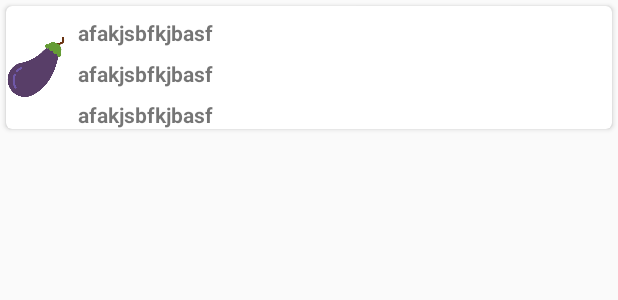
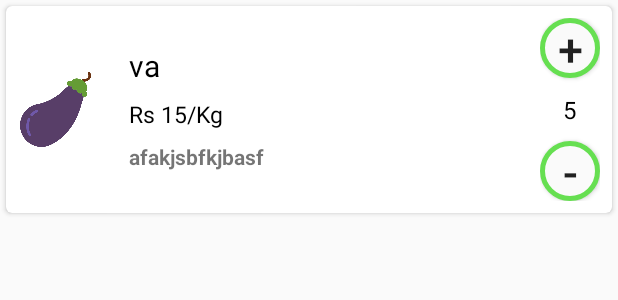
Before and after one commit to ashishrawat2911/Android-GlocalFarm, an Android app: the layout categories_item.xml on its own in the app's theme, with its tools: preview values and no code run, on a phone screen of 412 x 824 dp. Shown: the top 300 px of the screen. Run offline under Robolectric (Android 15) with nearby library versions, the phone set to English and light mode, and no system bars.

Commit message:
added categories info layout

```diff
--- a/app/build.gradle
+++ b/app/build.gradle
@@ -43,4 +43,5 @@ dependencies {
 
     implementation 'com.github.bumptech.glide:glide:4.7.1'
     annotationProcessor 'com.github.bumptech.glide:compiler:4.0.0'
+    implementation 'com.android.support:design:27.1.1'
 }
--- a/app/src/main/java/com/glocalfarm/fragments/FruitsCategoryFragment.java
+++ b/app/src/main/java/com/glocalfarm/fragments/FruitsCategoryFragment.java
@@ -5,6 +5,7 @@ import android.os.Bundle;
 
 import android.support.v4.app.Fragment;
 import android.support.v7.widget.GridLayoutManager;
+import android.support.v7.widget.LinearLayoutManager;
 import android.support.v7.widget.RecyclerView;
 import android.text.Editable;
 import android.text.TextWatcher;
@@ -53,7 +54,7 @@ public class FruitsCategoryFragment extends Fragment {
         categoriesAdaptor = new CategoriesAdaptor(getContext(), categoriesList);
         categoriesRecyclerView.setAdapter(categoriesAdaptor);
         //setting the layout of RecyclerView as Grid
-        categoriesRecyclerView.setLayoutManager(new GridLayoutManager(getContext(), 2));
+        categoriesRecyclerView.setLayoutManager(new LinearLayoutManager(getContext()));
         return view;
     }
 
--- a/app/src/main/java/com/glocalfarm/fragments/VegetableCategoryFragment.java
+++ b/app/src/main/java/com/glocalfarm/fragments/VegetableCategoryFragment.java
@@ -7,6 +7,7 @@ import android.support.annotation.NonNull;
 import android.support.v4.app.Fragment;
 
 import android.support.v7.widget.GridLayoutManager;
+import android.support.v7.widget.LinearLayoutManager;
 import android.support.v7.widget.RecyclerView;
 import android.text.Editable;
 import android.text.TextWatcher;
@@ -55,7 +56,7 @@ public class VegetableCategoryFragment extends Fragment {
         categoriesAdaptor = new CategoriesAdaptor(getContext(), categoriesList);
         categoriesRecyclerView.setAdapter(categoriesAdaptor);
         //setting the layout of RecyclerView as Grid
-        categoriesRecyclerView.setLayoutManager(new GridLayoutManager(getContext(), 2));
+        categoriesRecyclerView.setLayoutManager(new LinearLayoutManager(getContext()));
         return view;
     }
 
--- /dev/null
+++ b/app/src/main/res/drawable/add_sub.xml
@@ -0,0 +1,12 @@
+<?xml version="1.0" encoding="utf-8"?>
+<layer-list xmlns:android="http://schemas.android.com/apk/res/android">
+    <item>
+        <shape android:shape="rectangle">
+            <solid android:color="#FAFAFA" />
+            <corners android:radius="2000dp" />
+            <stroke
+                android:width="5px"
+                android:color="@color/companyColor" />
+        </shape>
+    </item>
+</layer-list>
--- a/app/src/main/res/layout/categories_item.xml
+++ b/app/src/main/res/layout/categories_item.xml
@@ -1,35 +1,55 @@
 <?xml version="1.0" encoding="utf-8"?>
 <android.support.v7.widget.CardView xmlns:android="http://schemas.android.com/apk/res/android"
     xmlns:app="http://schemas.android.com/apk/res-auto"
+    xmlns:tools="http://schemas.android.com/tools"
     android:id="@+id/card_view_show_card"
     android:layout_width="match_parent"
     android:layout_height="wrap_content"
     android:layout_margin="4dp"
-    android:clickable="true"
+
     android:elevation="100dp"
     android:focusable="true"
     android:foreground="?android:attr/selectableItemBackground"
     app:cardCornerRadius="4dp">
 
-    <LinearLayout
+    <android.support.constraint.ConstraintLayout
         android:layout_width="match_parent"
         android:layout_height="wrap_content"
         android:orientation="horizontal">
 
         <ImageView
             android:id="@+id/categories_image_view"
-            android:layout_width="40dp"
-            android:layout_height="40dp"
+            android:layout_width="50dp"
+            android:layout_height="50dp"
             android:layout_gravity="center"
+            android:layout_marginBottom="8dp"
+            android:layout_marginLeft="8dp"
+
+            android:layout_marginStart="8dp"
+            android:layout_marginTop="8dp"
             android:adjustViewBounds="true"
             android:src="@drawable/brinjal"
-
-            />
+            app:layout_constraintBottom_toBottomOf="parent"
+            app:layout_constraintStart_toStartOf="parent"
+            app:layout_constraintTop_toTopOf="parent" />
 
         <LinearLayout
-            android:layout_width="match_parent"
+            android:id="@+id/linearLayout4"
+            android:layout_width="wrap_content"
             android:layout_height="wrap_content"
-            android:orientation="vertical">
+            android:layout_marginBottom="8dp"
+            android:layout_marginEnd="8dp"
+            android:layout_marginLeft="16dp"
+            android:layout_marginRight="8dp"
+            android:layout_marginStart="16dp"
+            android:layout_marginTop="8dp"
+            android:orientation="vertical"
+            app:layout_constraintBottom_toBottomOf="parent"
+            app:layout_constraintEnd_toStartOf="@+id/linearLayout3"
+            app:layout_constraintHorizontal_bias="0.0"
+            app:layout_constraintStart_toEndOf="@+id/categories_image_view"
+            app:layout_constraintTop_toTopOf="parent"
+            app:layout_constraintVertical_bias="0.344">
 
             <TextView
                 android:id="@+id/categories_title_text_view"
@@ -40,9 +60,10 @@
                 android:layout_marginTop="8dp"
                 android:ellipsize="end"
                 android:maxLines="2"
-                android:textSize="@dimen/text_size_xmedium"
-                android:text="afakjsbfkjbasf"
-                android:textStyle="bold" />
+                android:text="va"
+                android:textColor="@color/black"
+                android:textSize="20dp" />
+
 
             <TextView
                 android:layout_width="wrap_content"
@@ -52,8 +73,9 @@
                 android:layout_marginTop="8dp"
                 android:ellipsize="end"
                 android:maxLines="2"
-                android:text="afakjsbfkjbasf"
-                android:textStyle="bold" />
+                android:textSize="15sp"
+                android:text="Rs 15/Kg"
+                android:textColor="@color/black" />
 
             <TextView
                 android:layout_width="wrap_content"
@@ -68,6 +90,45 @@
         </LinearLayout>
 
 
-    </LinearLayout>
+        <LinearLayout
+            android:id="@+id/linearLayout3"
+            android:layout_width="wrap_content"
+            android:layout_height="wrap_content"
+            android:layout_marginBottom="8dp"
+            android:layout_marginEnd="8dp"
+            android:layout_marginRight="8dp"
+            android:layout_marginTop="8dp"
+            android:orientation="vertical"
+            app:layout_constraintBottom_toBottomOf="parent"
+            app:layout_constraintEnd_toEndOf="parent"
+            app:layout_constraintTop_toTopOf="parent"
+            app:layout_constraintVertical_bias="0.0">
+
+            <Button
+                android:layout_width="40dp"
+                android:layout_height="40dp"
+                android:layout_gravity="center"
+                android:background="@drawable/add_sub"
+                android:text="+"
+                android:textSize="30sp" />
+
+            <TextView
+                android:layout_width="wrap_content"
+                android:layout_height="wrap_content"
+                android:layout_gravity="center"
+                android:layout_marginBottom="10dp"
+                android:layout_marginTop="10dp"
+                android:text="5"
+                android:textColor="@color/black"
+                android:textSize="@dimen/text_size_large" />
+
+            <Button
+                android:layout_width="40dp"
+                android:layout_height="40dp"
+                android:background="@drawable/add_sub"
+                android:text="-"
+                android:textSize="30sp" />
+        </LinearLayout>
+    </android.support.constraint.ConstraintLayout>
 
 </android.support.v7.widget.CardView>
--- a/app/src/main/res/values/colors.xml
+++ b/app/src/main/res/values/colors.xml
@@ -5,4 +5,5 @@
     <color name="colorAccent">#FF4081</color>
     <color name="companyColor">#66df51</color>
     <color name="black">#000</color>
+    <color name="colorWhite">#FFFF</color>
 </resources>
```
